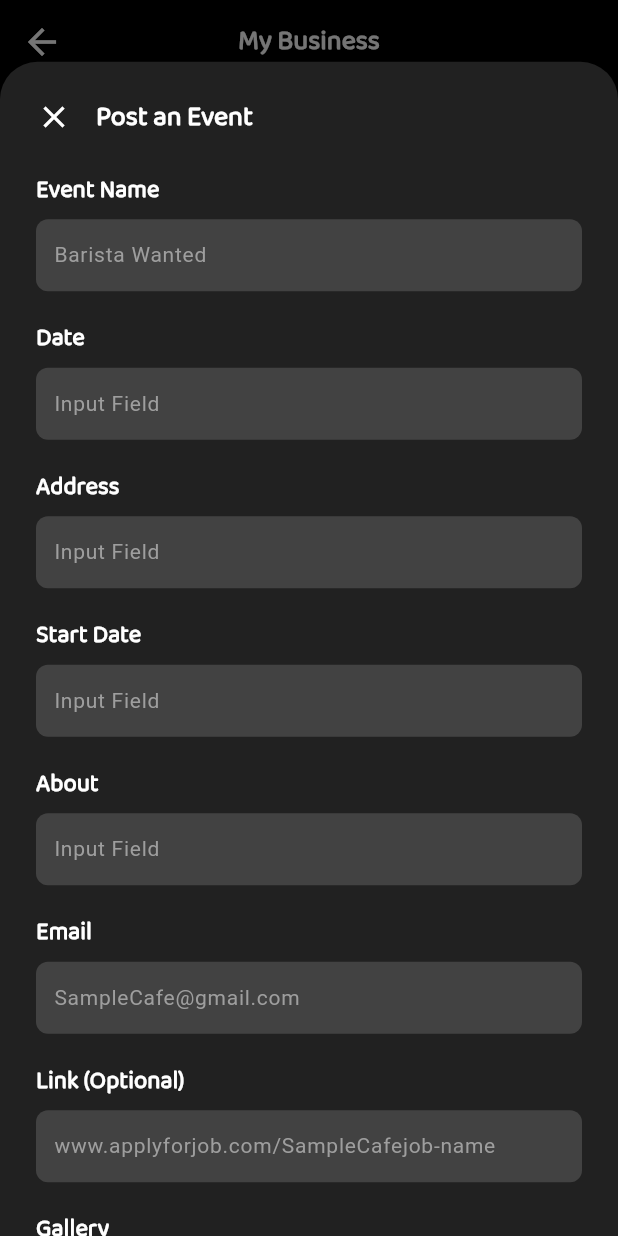
After one commit to lansoyyy/CoFi, a Flutter app: the BusinessProfileScreen screen opened by its route, after a tap on "Post an Event", on a phone screen of 412 x 824 dp. The commit adds this screen. Run offline on Flutter 3.47's test engine with Material 3 defaults, Android fonts, the phone set to English and light mode, and no system bars; our stand-ins replace fluttertoast, font_awesome_flutter.

Commit message:
added sub screens

```diff
--- a/lib/screens/subscreens/business_profile_screen.dart
+++ b/lib/screens/subscreens/business_profile_screen.dart
@@ -1,6 +1,10 @@
+import 'package:cofi/widgets/my_events_bottom_sheet.dart';
+import 'package:cofi/widgets/my_jobs_bottom_sheet.dart';
+import 'package:cofi/widgets/post_job_bottom_sheet.dart';
 import 'package:flutter/material.dart';
 import '../../utils/colors.dart';
 import '../../widgets/text_widget.dart';
+import '../../widgets/post_event_bottom_sheet.dart';
 
 class BusinessProfileScreen extends StatelessWidget {
   const BusinessProfileScreen({super.key});
@@ -94,16 +98,26 @@ class BusinessProfileScreen extends StatelessWidget {
                     Row(
                       children: [
                         Expanded(
+                          child: GestureDetector(
+                            onTap: () {
+                              Navigator.pushNamed(context, '/yourReviews');
+                            },
                             child: _buildSectionCard(
                               title: 'Reviews',
                               subtitle: 'Show my shops reviews',
                             ),
                           ),
+                        ),
                         const SizedBox(width: 16),
                         Expanded(
+                          child: GestureDetector(
+                            onTap: () {
+                              MyEventsBottomSheet.show(context);
+                            },
                             child: _buildSectionCard(
                               title: 'Events',
                               subtitle: 'Show upcoming Events',
+                            ),
                           ),
                         ),
                       ],
@@ -115,16 +129,31 @@ class BusinessProfileScreen extends StatelessWidget {
                     Row(
                       children: [
                         Expanded(
+                          child: GestureDetector(
+                            onTap: () {
+                              showModalBottomSheet(
+                                context: context,
+                                backgroundColor: Colors.transparent,
+                                isScrollControlled: true,
+                                useSafeArea: true,
+                                builder: (context) =>
+                                    const PostEventBottomSheet(),
+                              );
+                            },
                             child: _buildSectionCard(
                               title: 'Post an Event',
                               subtitle: 'List my upcoming events',
                             ),
                           ),
+                        ),
                         const SizedBox(width: 16),
                         Expanded(
+                          child: GestureDetector(
+                            onTap: () => MyJobsBottomSheet.show(context),
                             child: _buildSectionCard(
                               title: 'Jobs',
                               subtitle: 'Show my submitted jobs',
+                            ),
                           ),
                         ),
                       ],
@@ -136,9 +165,23 @@ class BusinessProfileScreen extends StatelessWidget {
                     Row(
                       children: [
                         Expanded(
+                          child: GestureDetector(
+                            onTap: () {
+                              Navigator.pop(context);
+                              // Immediately show the post job form
+                              showModalBottomSheet(
+                                context: context,
+                                backgroundColor: Colors.transparent,
+                                isScrollControlled: true,
+                                useSafeArea: true,
+                                builder: (newContext) =>
+                                    const PostJobBottomSheet(),
+                              );
+                            },
                             child: _buildSectionCard(
                               title: 'Post a Job',
                               subtitle: 'List a job - find staff fast',
+                            ),
                           ),
                         ),
                         const SizedBox(width: 16),
--- a/lib/screens/subscreens/business_screen.dart
+++ b/lib/screens/subscreens/business_screen.dart
@@ -147,7 +147,10 @@ class BusinessScreen extends StatelessWidget {
                 ),
                 const SizedBox(height: 16),
 
-                _buildMenuItem('Personal information', Icons.chevron_right),
+                GestureDetector(
+                    onTap: () => Navigator.pushNamed(context, '/submitShop'),
+                    child: _buildMenuItem(
+                        'Personal information', Icons.chevron_right)),
 
                 const SizedBox(height: 32),
 
--- /dev/null
+++ b/lib/widgets/post_event_bottom_sheet.dart
@@ -0,0 +1,282 @@
+import 'package:flutter/material.dart';
+import '../../utils/colors.dart';
+import '../../widgets/text_widget.dart';
+
+class PostEventBottomSheet extends StatefulWidget {
+  const PostEventBottomSheet({super.key});
+
+  @override
+  State<PostEventBottomSheet> createState() => _PostEventBottomSheetState();
+}
+
+class _PostEventBottomSheetState extends State<PostEventBottomSheet> {
+  final _eventNameController = TextEditingController();
+  final _dateController = TextEditingController();
+  final _addressController = TextEditingController();
+  final _startDateController = TextEditingController();
+  final _aboutController = TextEditingController();
+  final _emailController = TextEditingController();
+  final _linkController = TextEditingController();
+
+  @override
+  void initState() {
+    super.initState();
+    // Set default values
+    _eventNameController.text = 'Barista Wanted';
+    _dateController.text = 'Input Field';
+    _addressController.text = 'Input Field';
+    _startDateController.text = 'Input Field';
+    _aboutController.text = 'Input Field';
+    _emailController.text = 'SampleCafe@gmail.com';
+    _linkController.text = 'www.applyforjob.com/SampleCafejob-name';
+  }
+
+  @override
+  void dispose() {
+    _eventNameController.dispose();
+    _dateController.dispose();
+    _addressController.dispose();
+    _startDateController.dispose();
+    _aboutController.dispose();
+    _emailController.dispose();
+    _linkController.dispose();
+    super.dispose();
+  }
+
+  @override
+  Widget build(BuildContext context) {
+    return Container(
+      height: MediaQuery.of(context).size.height * 0.95,
+      decoration: BoxDecoration(
+        color: Colors.grey[900],
+        borderRadius: const BorderRadius.only(
+          topLeft: Radius.circular(25),
+          topRight: Radius.circular(25),
+        ),
+      ),
+      child: SafeArea(
+        child: Column(
+          children: [
+            // Header
+            Padding(
+              padding: const EdgeInsets.all(24),
+              child: Row(
+                children: [
+                  GestureDetector(
+                    onTap: () => Navigator.pop(context),
+                    child: const Icon(
+                      Icons.close,
+                      color: Colors.white,
+                      size: 24,
+                    ),
+                  ),
+                  const SizedBox(width: 16),
+                  TextWidget(
+                    text: 'Post an Event',
+                    fontSize: 18,
+                    color: Colors.white,
+                    isBold: true,
+                  ),
+                ],
+              ),
+            ),
+
+            // Form Content
+            Expanded(
+              child: Padding(
+                padding: const EdgeInsets.symmetric(horizontal: 24),
+                child: SingleChildScrollView(
+                  child: Column(
+                    crossAxisAlignment: CrossAxisAlignment.start,
+                    children: [
+                      // Event Name
+                      _buildField('Event Name', _eventNameController),
+
+                      const SizedBox(height: 20),
+
+                      // Date
+                      _buildField('Date', _dateController),
+
+                      const SizedBox(height: 20),
+
+                      // Address
+                      _buildField('Address', _addressController),
+
+                      const SizedBox(height: 20),
+
+                      // Start Date
+                      _buildField('Start Date', _startDateController),
+
+                      const SizedBox(height: 20),
+
+                      // About
+                      _buildField('About', _aboutController),
+
+                      const SizedBox(height: 20),
+
+                      // Email
+                      _buildField('Email', _emailController),
+
+                      const SizedBox(height: 20),
+
+                      // Link (Optional)
+                      _buildField('Link (Optional)', _linkController),
+
+                      const SizedBox(height: 20),
+
+                      // Gallery Section
+                      TextWidget(
+                        text: 'Gallery',
+                        fontSize: 16,
+                        color: Colors.white,
+                        isBold: true,
+                      ),
+                      const SizedBox(height: 16),
+
+                      // Gallery Grid
+                      Row(
+                        children: [
+                          // First row of gallery items
+                          Expanded(
+                            child: Row(
+                              children: [
+                                _buildGalleryItem(hasImage: true),
+                                const SizedBox(width: 8),
+                                _buildGalleryItem(hasImage: true),
+                                const SizedBox(width: 8),
+                                _buildGalleryItem(hasImage: true),
+                              ],
+                            ),
+                          ),
+                        ],
+                      ),
+                      const SizedBox(height: 8),
+                      Row(
+                        children: [
+                          // Second row of gallery items
+                          _buildGalleryItem(hasImage: true),
+                          const SizedBox(width: 8),
+                          _buildGalleryItem(hasImage: true),
+                          const SizedBox(width: 8),
+                          _buildGalleryItem(hasImage: false, isAddButton: true),
+                          const Spacer(),
+                        ],
+                      ),
+
+                      const SizedBox(height: 40),
+
+                      // Save Button
+                      SizedBox(
+                        width: double.infinity,
+                        height: 50,
+                        child: ElevatedButton(
+                          onPressed: () {
+                            // Handle save functionality
+                            Navigator.pop(context);
+                          },
+                          style: ElevatedButton.styleFrom(
+                            backgroundColor:
+                                const Color(0xFFE53E3E), // Red color
+                            shape: RoundedRectangleBorder(
+                              borderRadius: BorderRadius.circular(8),
+                            ),
+                          ),
+                          child: TextWidget(
+                            text: 'Save',
+                            fontSize: 16,
+                            color: Colors.white,
+                            isBold: true,
+                          ),
+                        ),
+                      ),
+
+                      const SizedBox(height: 40),
+                    ],
+                  ),
+                ),
+              ),
+            ),
+          ],
+        ),
+      ),
+    );
+  }
+
+  Widget _buildField(String label, TextEditingController controller) {
+    return Column(
+      crossAxisAlignment: CrossAxisAlignment.start,
+      children: [
+        TextWidget(
+          text: label,
+          fontSize: 16,
+          color: Colors.white,
+          isBold: true,
+        ),
+        const SizedBox(height: 8),
+        Container(
+          decoration: BoxDecoration(
+            color: Colors.grey[800],
+            borderRadius: BorderRadius.circular(8),
+          ),
+          child: TextField(
+            controller: controller,
+            style: const TextStyle(
+              color: Colors.grey,
+              fontSize: 14,
+            ),
+            decoration: const InputDecoration(
+              border: InputBorder.none,
+              contentPadding: EdgeInsets.all(12),
+              hintStyle: TextStyle(
+                color: Colors.grey,
+                fontSize: 14,
+              ),
+            ),
+          ),
+        ),
+      ],
+    );
+  }
+
+  Widget _buildGalleryItem({required bool hasImage, bool isAddButton = false}) {
+    return Container(
+      width: 80,
+      height: 80,
+      decoration: BoxDecoration(
+        color: primary,
+        borderRadius: BorderRadius.circular(8),
+      ),
+      child: isAddButton
+          ? const Icon(
+              Icons.add,
+              color: Colors.white,
+              size: 32,
+            )
+          : Center(
+              child: Container(
+                width: 24,
+                height: 24,
+                decoration: const BoxDecoration(
+                  color: Colors.white,
+                  shape: BoxShape.circle,
+                ),
+                child: const Icon(
+                  Icons.local_cafe,
+                  color: Colors.red,
+                  size: 16,
+                ),
+              ),
+            ),
+    );
+  }
+
+  static void show(BuildContext context) {
+    showModalBottomSheet(
+      context: context,
+      backgroundColor: Colors.transparent,
+      isScrollControlled: true,
+      useSafeArea: true,
+      builder: (context) => const PostEventBottomSheet(),
+    );
+  }
+}
```
Also changed, not shown: lib/screens/subscreens/visited_cafes_screen.dart (+5 -10 lines), lib/widgets/my_events_bottom_sheet.dart (+20 -0 lines), lib/widgets/my_jobs_bottom_sheet.dart (+9 -0 lines), lib/widgets/post_job_bottom_sheet.dart (added, +219 -0 lines). Lines whose indentation alone changed are shown as unchanged.
